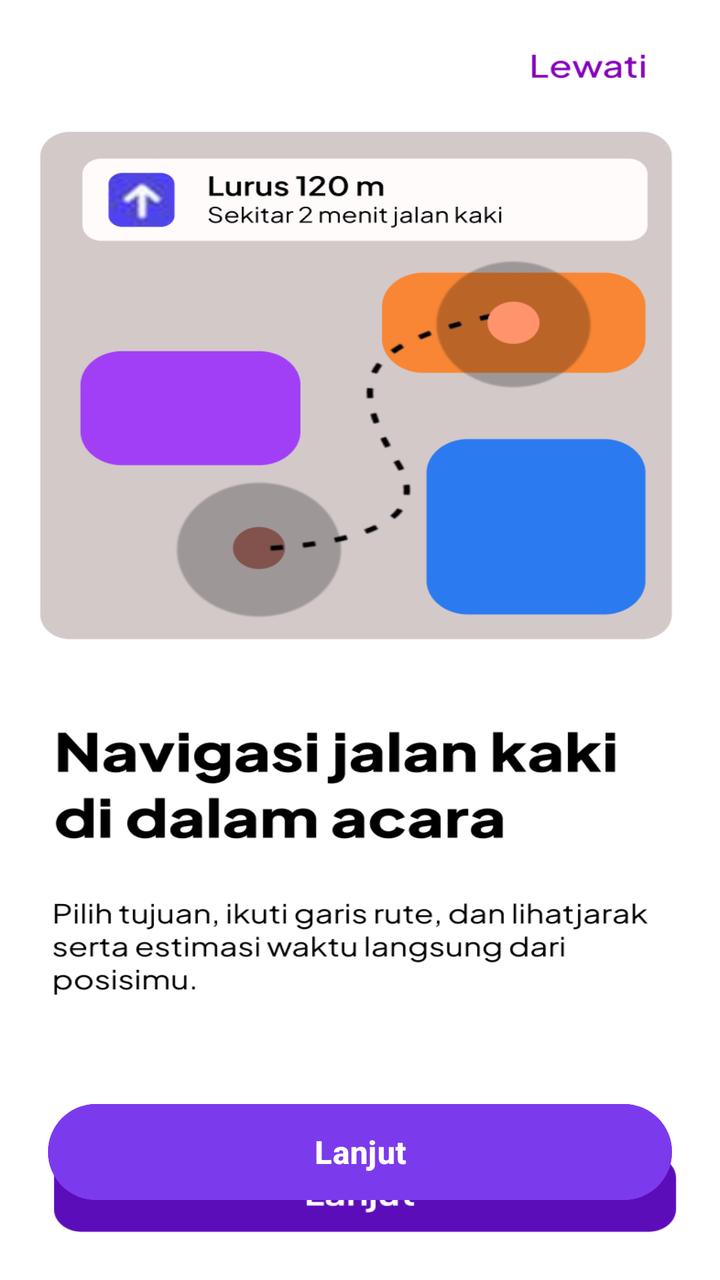
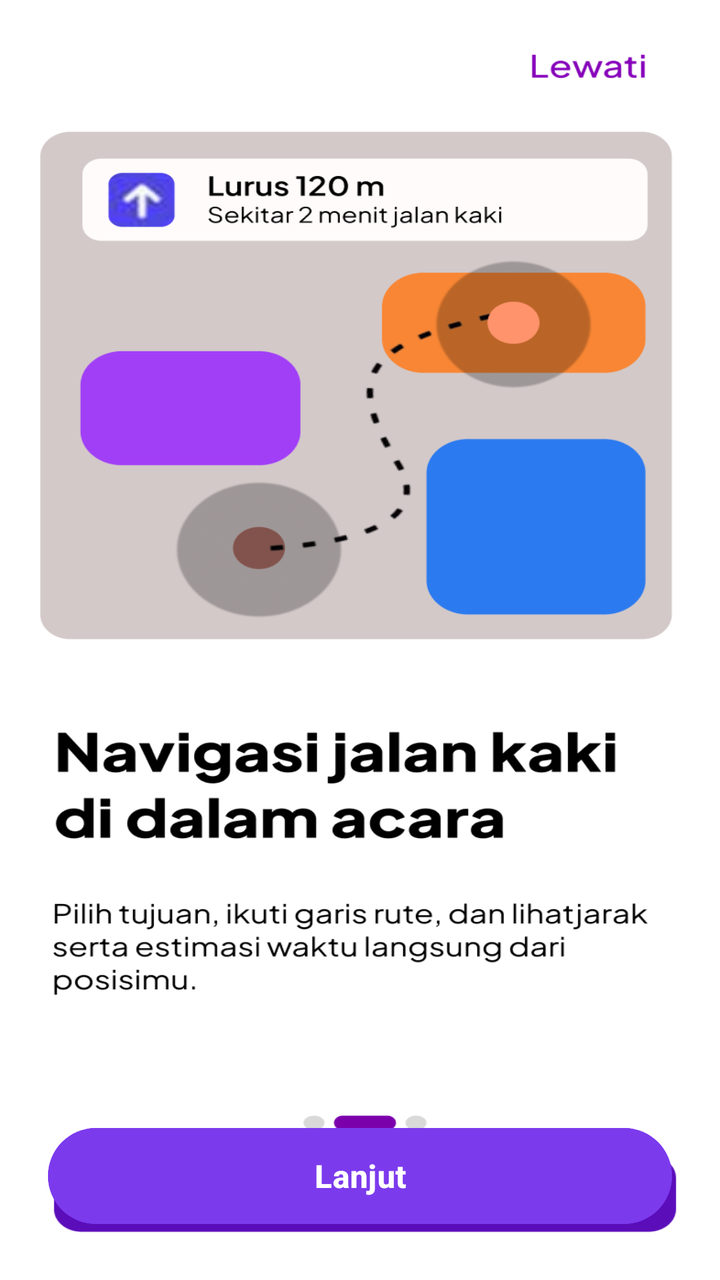

The first picture is an Android layout as it rendered before a commit; the second is the same layout after the commit. The layout source and the unified diff follow.
<!-- AndroidManifest.xml: application theme Theme.FestNav -->
<!-- res/layout/activity_navigasi.xml -->
<?xml version="1.0" encoding="utf-8"?>
<androidx.constraintlayout.widget.ConstraintLayout
    xmlns:android="http://schemas.android.com/apk/res/android"
    xmlns:app="http://schemas.android.com/apk/res-auto"
    xmlns:tools="http://schemas.android.com/tools"
    android:layout_width="match_parent"
    android:layout_height="match_parent"
    tools:context=".Navigasi">

    <ImageView
        android:id="@+id/imgBackgroundNavigasi"
        android:layout_width="0dp"
        android:layout_height="0dp"
        android:scaleType="fitXY"
        android:src="@drawable/navigasi"
        app:layout_constraintTop_toTopOf="parent"
        app:layout_constraintBottom_toBottomOf="parent"
        app:layout_constraintStart_toStartOf="parent"
        app:layout_constraintEnd_toEndOf="parent" />

    <Button
        android:id="@+id/btnLanjutNavigasi"
        android:layout_width="0dp"
        android:layout_height="56dp"
        android:layout_marginStart="24dp"
        android:layout_marginEnd="24dp"
        android:layout_marginBottom="36dp"
        android:backgroundTint="#7C3AED"
        android:text="Lanjut"
        android:textColor="#FFFFFF"
        android:textSize="16sp"
        android:textStyle="bold"
        app:layout_constraintBottom_toBottomOf="parent"
        app:layout_constraintStart_toStartOf="parent"
        app:layout_constraintEnd_toEndOf="parent" />

</androidx.constraintlayout.widget.ConstraintLayout>
<!-- resources referenced by this layout -->
<resources>
  <!-- drawable navigasi: png bitmap (drawable, 109489 bytes) -->
  <style name="Theme.FestNav" parent="Base.Theme.FestNav" />
  <style name="Base.Theme.FestNav" parent="Theme.Material3.DayNight.NoActionBar">
          
          
      </style>
</resources>

<!-- the commit's change to res/layout/activity_navigasi.xml (unified diff, before → after) -->
@@ -24,14 +24,15 @@
         android:layout_height="56dp"
         android:layout_marginStart="24dp"
         android:layout_marginEnd="24dp"
-        android:layout_marginBottom="36dp"
+        android:layout_marginBottom="24dp"
         android:backgroundTint="#7C3AED"
         android:text="Lanjut"
         android:textColor="#FFFFFF"
         android:textSize="16sp"
         android:textStyle="bold"
         app:layout_constraintBottom_toBottomOf="parent"
-        app:layout_constraintStart_toStartOf="parent"
-        app:layout_constraintEnd_toEndOf="parent" />
+        app:layout_constraintEnd_toEndOf="parent"
+        app:layout_constraintHorizontal_bias="0.0"
+        app:layout_constraintStart_toStartOf="parent" />
 
 </androidx.constraintlayout.widget.ConstraintLayout>
